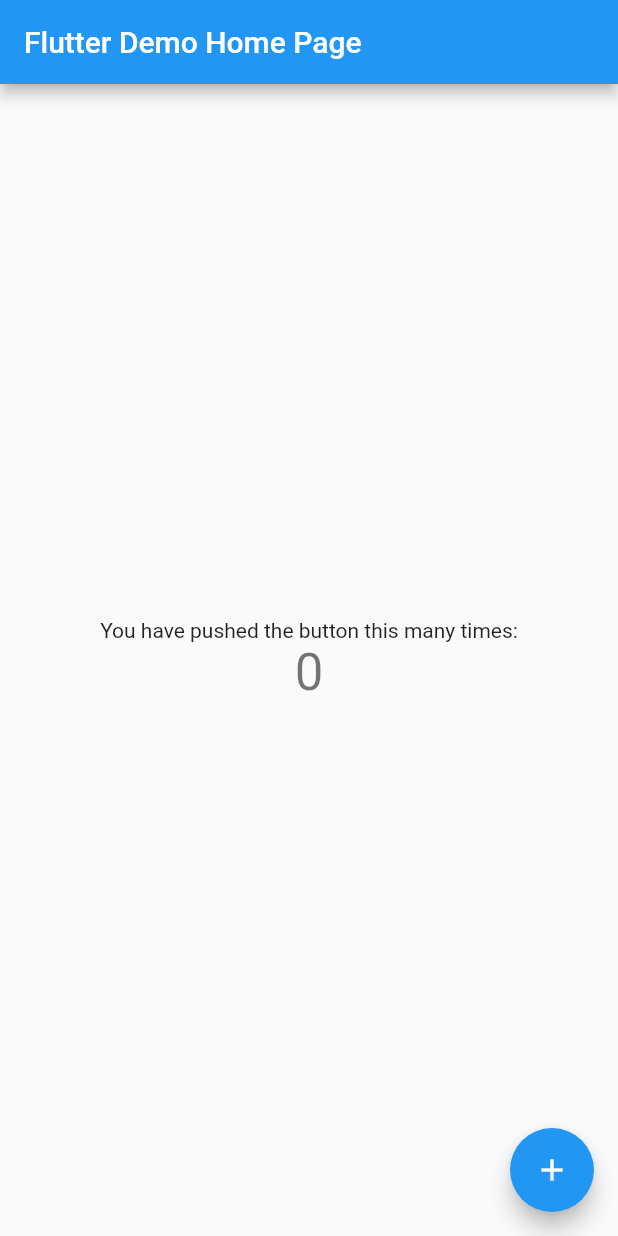
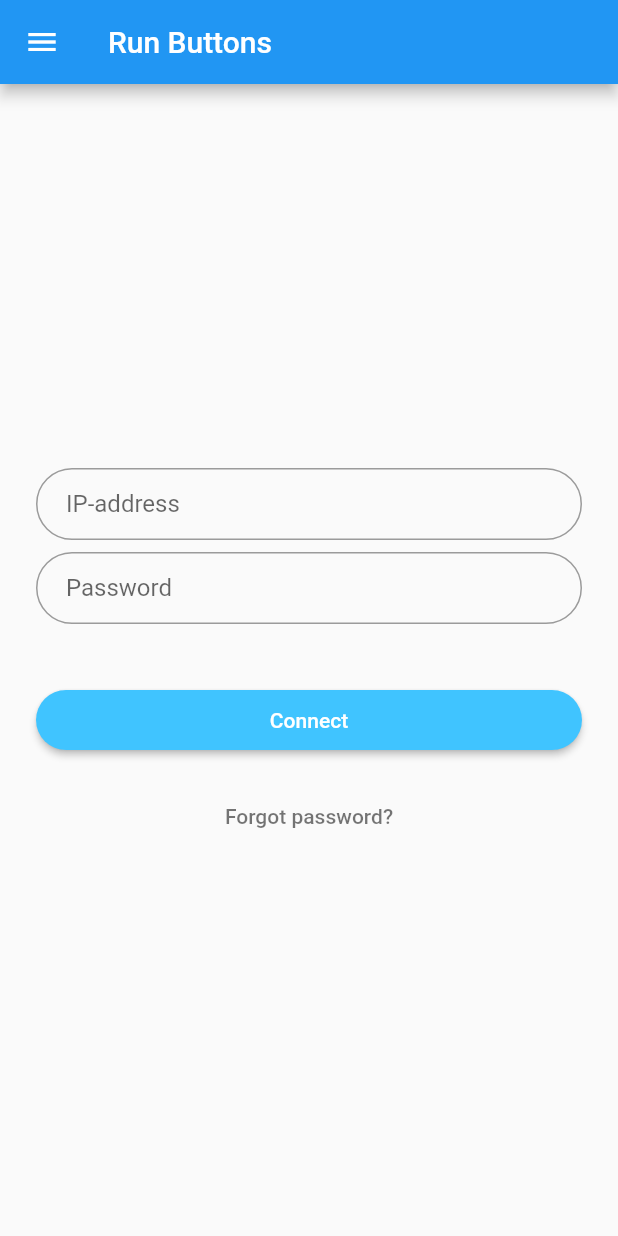
Before and after one commit to gentee/run_buttons_phone, a Flutter app: the screen it shows after launch, on a phone screen of 412 x 824 dp. Run offline on Flutter 3.47's test engine with Material 2 defaults, Android fonts, the phone set to English and light mode, and no system bars.

Commit message:
Added home and login pages

```diff
--- /dev/null
+++ b/lib/login.dart
@@ -0,0 +1,77 @@
+import 'package:flutter/material.dart';
+import 'main.dart';
+
+class LoginPage extends StatefulWidget {
+  static String tag = 'login-page';
+  @override
+  LoginPageState createState() => new LoginPageState();
+}
+
+class LoginPageState extends State<LoginPage> {
+  @override
+  Widget build(BuildContext context) {
+    final ipaddress = TextFormField(
+      autofocus: false,
+      initialValue: '',
+      decoration: InputDecoration(
+        hintText: 'IP-address',
+        contentPadding: EdgeInsets.fromLTRB(20.0, 10.0, 20.0, 10.0),
+        border: OutlineInputBorder(borderRadius: BorderRadius.circular(32.0)),
+      ),
+    );
+
+    final password = TextFormField(
+      autofocus: false,
+      obscureText: true,
+      decoration: InputDecoration(
+        hintText: 'Password',
+        contentPadding: EdgeInsets.fromLTRB(20.0, 10.0, 20.0, 10.0),
+        border: OutlineInputBorder(borderRadius: BorderRadius.circular(32.0)),
+      ),
+    );
+
+    final loginButton = Padding(
+      padding: EdgeInsets.symmetric(vertical: 16.0),
+      child: RaisedButton(
+        shape: RoundedRectangleBorder(
+          borderRadius: BorderRadius.circular(24),
+        ),
+        onPressed: () {
+          Navigator.of(context).pushNamed(HomePage.tag);
+        },
+        padding: EdgeInsets.all(12),
+        color: Colors.lightBlueAccent,
+        child: Text('Connect', style: TextStyle(color: Colors.white)),
+      ),
+    );
+
+    final forgotLabel = FlatButton(
+      child: Text(
+        'Forgot password?',
+        style: TextStyle(color: Colors.black54),
+      ),
+      onPressed: () {},
+    );
+
+    return Scaffold(
+      appBar: AppBar(
+        title: Text(RunTitle),
+        leading: Icon(Icons.menu),
+      ),
+      body: Center(
+        child: ListView(
+          shrinkWrap: true,
+          padding: EdgeInsets.fromLTRB(24.0, 30.0, 24.0, 30.0),
+          children: <Widget>[
+            ipaddress,
+            SizedBox(height: 8.0),
+            password,
+            SizedBox(height: 24.0),
+            loginButton,
+            forgotLabel
+          ],
+        ),
+      ),
+    );
+  }
+}
--- a/lib/main.dart
+++ b/lib/main.dart
@@ -1,111 +1,63 @@
 import 'package:flutter/material.dart';
+import 'button.dart';
+import 'login.dart';
 
-void main() => runApp(MyApp());
+void main() => runApp(RunButtons());
 
-class MyApp extends StatelessWidget {
-  // This widget is the root of your application.
+const RunTitle = 'Run Buttons';
+
+class RunButtons extends StatelessWidget {
+  final routes = <String, WidgetBuilder>{
+    LoginPage.tag: (context) => LoginPage(),
+    HomePage.tag: (context) => HomePage(),
+  };
   @override
   Widget build(BuildContext context) {
     return MaterialApp(
-      title: 'Flutter Demo',
+      title: RunTitle,
       theme: ThemeData(
-        // This is the theme of your application.
-        //
-        // Try running your application with "flutter run". You'll see the
-        // application has a blue toolbar. Then, without quitting the app, try
-        // changing the primarySwatch below to Colors.green and then invoke
-        // "hot reload" (press "r" in the console where you ran "flutter run",
-        // or simply save your changes to "hot reload" in a Flutter IDE).
-        // Notice that the counter didn't reset back to zero; the application
-        // is not restarted.
         primarySwatch: Colors.blue,
       ),
-      home: MyHomePage(title: 'Flutter Demo Home Page'),
+      home: LoginPage(), // HomePage(),
+      routes: routes,
     );
   }
 }
 
-class MyHomePage extends StatefulWidget {
-  MyHomePage({Key key, this.title}) : super(key: key);
+class HomePage extends StatefulWidget {
+  HomePage({Key key}) : super(key: key);
 
-  // This widget is the home page of your application. It is stateful, meaning
-  // that it has a State object (defined below) that contains fields that affect
-  // how it looks.
+  List<BtnInfo> btns = [
+    BtnInfo(key: '1', title: "MyButton", desc: "Desc", color: 0xff673230),
+    BtnInfo(key: '2', desc: "Desc 2", title: "MyButton 2", color: 0xff0000),
+    BtnInfo(key: '3', desc: "Desc 3", title: "MyButton 2"),
+    BtnInfo(
+        key: '4',
+        desc: "Desc 4 wdnwrdwkdjw djkwdwd",
+        title: "Run button",
+        color: 0xff0000),
+  ];
 
-  // This class is the configuration for the state. It holds the values (in this
-  // case the title) provided by the parent (in this case the App widget) and
-  // used by the build method of the State. Fields in a Widget subclass are
-  // always marked "final".
-
-  final String title;
-
+  static String tag = 'home-page';
   @override
-  _MyHomePageState createState() => _MyHomePageState();
+  HomePageState createState() => HomePageState();
 }
 
-class _MyHomePageState extends State<MyHomePage> {
-  int _counter = 0;
-
-  void _incrementCounter() {
-    setState(() {
-      // This call to setState tells the Flutter framework that something has
-      // changed in this State, which causes it to rerun the build method below
-      // so that the display can reflect the updated values. If we changed
-      // _counter without calling setState(), then the build method would not be
-      // called again, and so nothing would appear to happen.
-      _counter++;
-    });
-  }
-
+class HomePageState extends State<HomePage> {
   @override
   Widget build(BuildContext context) {
-    // This method is rerun every time setState is called, for instance as done
-    // by the _incrementCounter method above.
-    //
-    // The Flutter framework has been optimized to make rerunning build methods
-    // fast, so that you can just rebuild anything that needs updating rather
-    // than having to individually change instances of widgets.
     return Scaffold(
       appBar: AppBar(
-        // Here we take the value from the MyHomePage object that was created by
-        // the App.build method, and use it to set our appbar title.
-        title: Text(widget.title),
+        title: Text(RunTitle),
+        leading: Icon(Icons.menu),
       ),
-      body: Center(
-        // Center is a layout widget. It takes a single child and positions it
-        // in the middle of the parent.
-        child: Column(
-          // Column is also a layout widget. It takes a list of children and
-          // arranges them vertically. By default, it sizes itself to fit its
-          // children horizontally, and tries to be as tall as its parent.
-          //
-          // Invoke "debug painting" (press "p" in the console, choose the
-          // "Toggle Debug Paint" action from the Flutter Inspector in Android
-          // Studio, or the "Toggle Debug Paint" command in Visual Studio Code)
-          // to see the wireframe for each widget.
-          //
-          // Column has various properties to control how it sizes itself and
-          // how it positions its children. Here we use mainAxisAlignment to
-          // center the children vertically; the main axis here is the vertical
-          // axis because Columns are vertical (the cross axis would be
-          // horizontal).
-          mainAxisAlignment: MainAxisAlignment.center,
-          children: <Widget>[
-            Text(
-              'You have pushed the button this many times:',
-            ),
-            Text(
-              '$_counter',
-              style: Theme.of(context).textTheme.display1,
-            ),
-          ],
-        ),
-      ),
-      floatingActionButton: FloatingActionButton(
-        onPressed: _incrementCounter,
-        tooltip: 'Increment',
-        child: Icon(Icons.add),
-      ), // This trailing comma makes auto-formatting nicer for build methods.
+      body: ListView.builder(
+          itemCount: widget.btns.length,
+          itemBuilder: (BuildContext context, int index) {
+            return BtnInfoCard(
+              item: widget.btns[index],
+            );
+          }),
     );
   }
 }
```
Also changed, not shown: lib/button.dart (added, +48 -0 lines), 1 other file.
